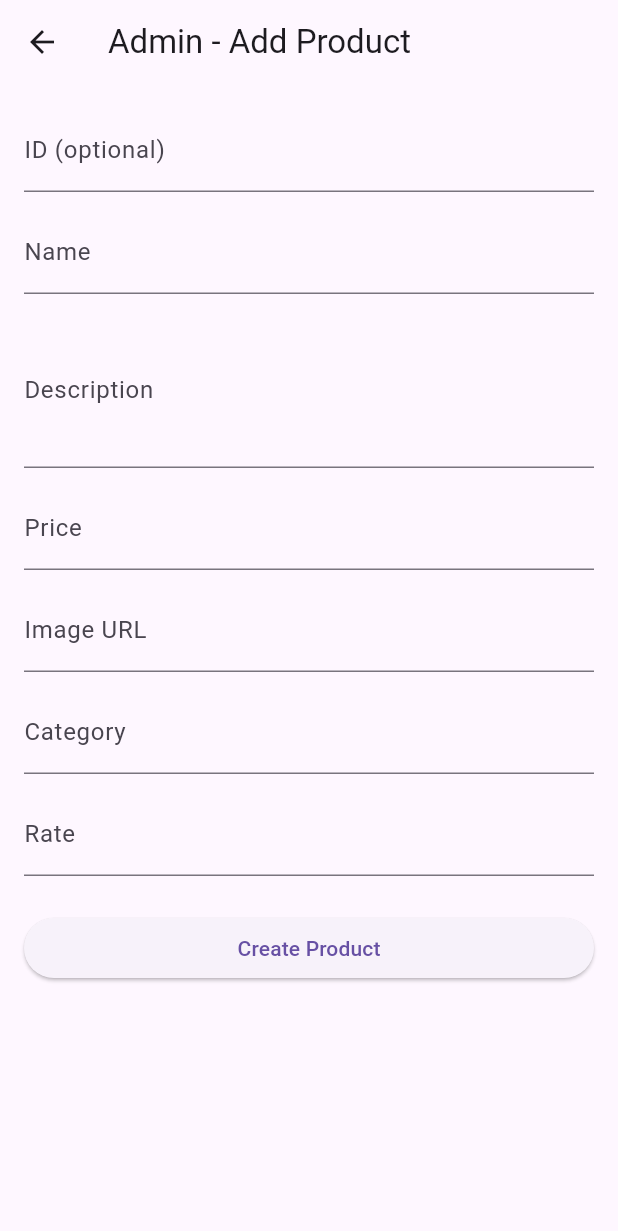
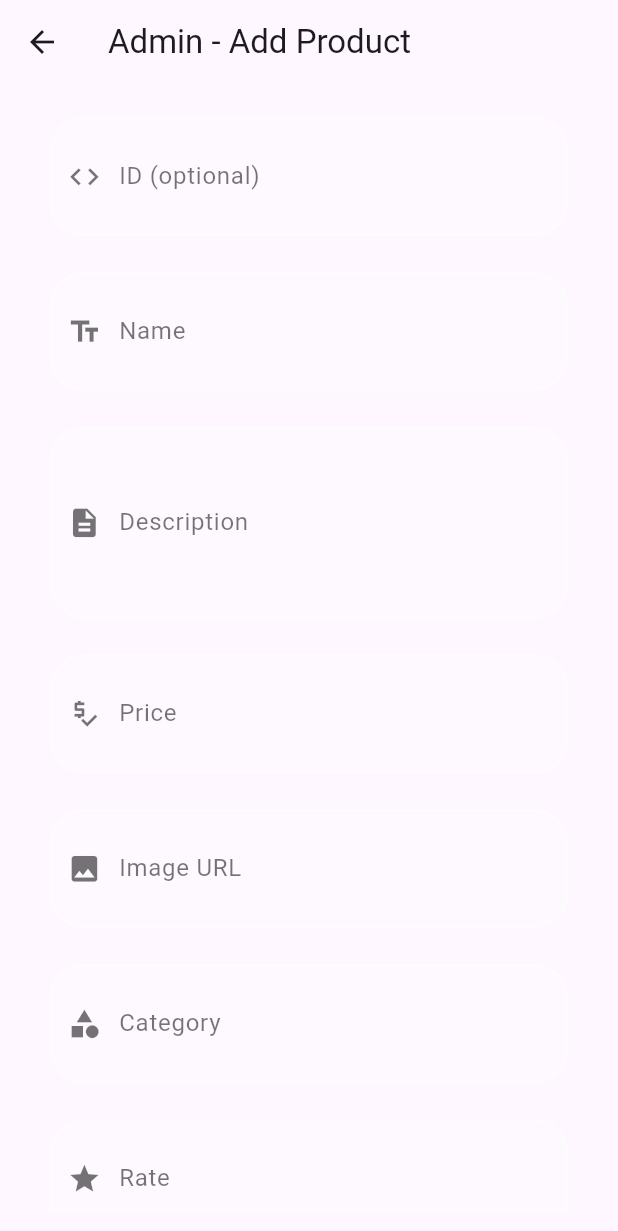
Before and after one commit to Ahmed4r/EcommerceApp, a Flutter app: the AdminPage screen opened by its route, on a phone screen of 412 x 824 dp. Shown: the top 1231 px of the screen. Run offline on Flutter 3.47's test engine with Material 3 defaults, Android fonts, the phone set to English and light mode, and no system bars; our stand-ins replace bloc, crystal_navigation_bar, equatable, flutter_bloc, flutter_map, flutter_screenutil and 9 more; missing offline and left inert: animated_snack_bar, carousel_slider_plus; accounts and stored records are empty; Roboto replaces fonts that are missing (Cairo).

Commit message:
feat: refactor AdminPage to use CustomTextField and CustomButton for improved UI

```diff
--- a/lib/screens/admin/admin_page.dart
+++ b/lib/screens/admin/admin_page.dart
@@ -1,4 +1,6 @@
 import 'package:flutter/material.dart';
+import 'package:shop/widgets/custom_button.dart';
+import 'package:shop/widgets/custom_text_field.dart';
 import 'package:supabase_flutter/supabase_flutter.dart';
 
 class AdminPage extends StatefulWidget {
@@ -112,53 +114,49 @@ class _AdminPageState extends State<AdminPage> {
             child: Column(
               children: [
                 // ID (optional - will be generated if empty)
-                TextFormField(
+                CustomTextField(
                   controller: _idController,
-                  decoration: const InputDecoration(
-                    labelText: 'ID (optional)',
-                    hintText: 'Leave empty to auto-generate',
-                  ),
+                  labelText: 'ID (optional)',
+                  icon: Icons.code,
                 ),
                 const SizedBox(height: 12),
-                TextFormField(
+                CustomTextField(
                   controller: _nameController,
-                  decoration: const InputDecoration(labelText: 'Name'),
-                  validator: (v) =>
-                      (v == null || v.trim().isEmpty) ? 'Name required' : null,
+                  labelText: 'Name',
+                  icon: Icons.text_fields,
                 ),
                 const SizedBox(height: 12),
-                TextFormField(
+                CustomTextField(
                   controller: _descriptionController,
-                  decoration: const InputDecoration(labelText: 'Description'),
+                  labelText: 'Description',
+                  icon: Icons.description,
                   maxLines: 3,
                 ),
                 const SizedBox(height: 12),
-                TextFormField(
+                CustomTextField(
                   controller: _priceController,
-                  decoration: const InputDecoration(labelText: 'Price'),
-                  keyboardType: TextInputType.numberWithOptions(decimal: true),
-                  validator: (v) {
-                    if (v == null || v.trim().isEmpty) return 'Price required';
-                    if (double.tryParse(v.trim()) == null) {
-                      return 'Enter a valid number';
-                    }
-                    return null;
-                  },
+                  labelText: 'Price',
+                  icon: Icons.price_check,
+                ),
+
+                const SizedBox(height: 12),
+                CustomTextField(
+                  controller: _imageUrlController,
+                  labelText: 'Image URL',
+                  icon: Icons.image,
+                ),
+
+                const SizedBox(height: 12),
+                CustomTextField(
+                  controller: _categoryController,
+                  labelText: 'Category',
+                  icon: Icons.category,
                 ),
                 const SizedBox(height: 12),
-                TextFormField(
-                  controller: _imageUrlController,
-                  decoration: const InputDecoration(labelText: 'Image URL'),
-                ),
-                const SizedBox(height: 12),
-                TextFormField(
-                  controller: _categoryController,
-                  decoration: const InputDecoration(labelText: 'Category'),
-                ),
-                const SizedBox(height: 12),
-                TextFormField(
+                CustomTextField(
                   controller: _rateController,
-                  decoration: const InputDecoration(labelText: 'Rate'),
+                  labelText: 'Rate',
+                  icon: Icons.star,
                   keyboardType: TextInputType.numberWithOptions(decimal: true),
                   validator: (v) {
                     if (v == null || v.trim().isEmpty) return null;
@@ -169,18 +167,9 @@ class _AdminPageState extends State<AdminPage> {
                   },
                 ),
                 const SizedBox(height: 24),
-                SizedBox(
-                  width: double.infinity,
-                  child: ElevatedButton(
-                    onPressed: _loading ? null : _submitProduct,
-                    child: _loading
-                        ? const SizedBox(
-                            height: 16,
-                            width: 16,
-                            child: CircularProgressIndicator(strokeWidth: 2),
-                          )
-                        : const Text('Create Product'),
-                  ),
+                CustomButton(
+                  onTap: _loading ? null : _submitProduct,
+                  title: 'Add Product',
                 ),
               ],
             ),
--- a/lib/widgets/custom_text_field.dart
+++ b/lib/widgets/custom_text_field.dart
@@ -11,6 +11,7 @@ class CustomTextField extends StatefulWidget {
   bool obscureText;
   final String type;
   final bool enabled;
+  final int? maxLines;
   final String? Function(String?)? validator;
 
   CustomTextField({
@@ -22,6 +23,8 @@ class CustomTextField extends StatefulWidget {
     this.type = "text",
     this.validator,
     this.enabled = true,
+    this.maxLines = 1,
+    TextInputType keyboardType = TextInputType.emailAddress,
   });
 
   @override
@@ -52,6 +55,7 @@ class _CustomTextFieldState extends State<CustomTextField> {
               SizedBox(width: 10.w),
               Expanded(
                 child: TextFormField(
+                  maxLines: widget.maxLines,
                   enabled: widget.enabled,
                   controller: widget.controller,
                   validator: widget.validator,
```
